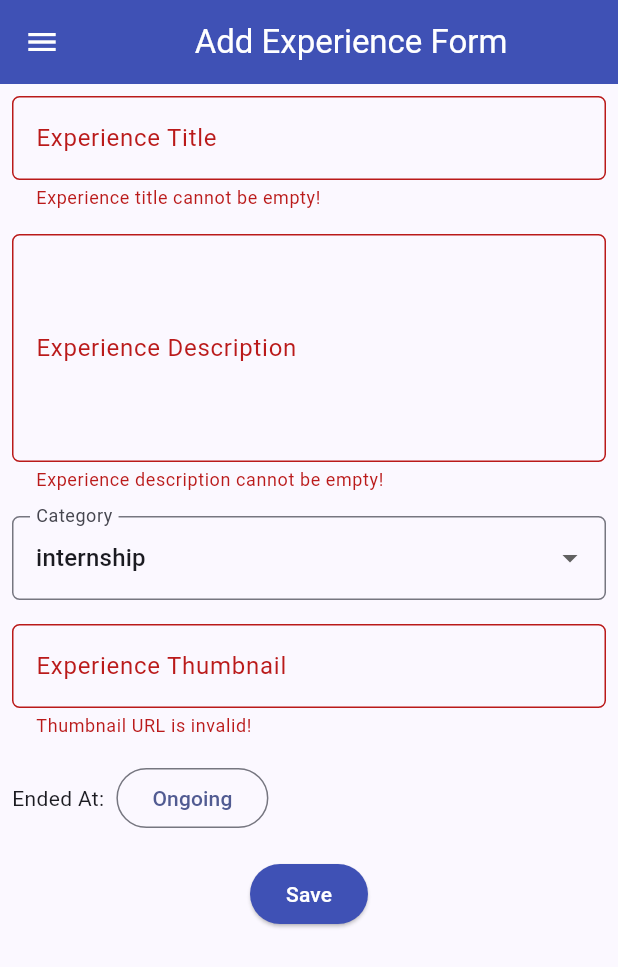
After one commit to ziad-ayyash/myportofolio_mobile, a Flutter app: the ExperienceFormPage screen opened directly, after a tap on "Save", on a phone screen of 412 x 824 dp. The commit adds this screen. Shown: the top 967 px of the screen. Run offline on Flutter 3.47's test engine with Material 3 defaults, Android fonts, the phone set to English and light mode, and no system bars; our stand-ins replace material_ui.

Commit message:
feat(tugas-8): implemented experience form

```diff
--- /dev/null
+++ b/lib/screens/experience_form.dart
@@ -0,0 +1,238 @@
+import 'package:material_ui/material_ui.dart';
+import 'package:myportofolio_mobile/widgets/left_drawer.dart';
+
+class ExperienceFormPage extends StatefulWidget {
+  const ExperienceFormPage({super.key});
+
+  @override
+  State<ExperienceFormPage> createState() => _ExperienceFormPageState();
+}
+
+class _ExperienceFormPageState extends State<ExperienceFormPage> {
+  final _formKey = GlobalKey<FormState>();
+
+  String _title = "";
+  String _description = "";
+  String _category = "internship";
+  String _thumbnail = "";
+  DateTime? _endedAt;
+
+  final List<String> _categories = [
+    'internship',
+    'research',
+    'volunteer',
+    'part-time',
+    'full-time',
+    'freelance',
+  ];
+
+  bool isValidURL(String? url) {
+    return Uri.parse(url ?? '').isAbsolute;
+  }
+
+  Future<void> _selectDate() async {
+    final DateTime? pickedDate = await showDatePicker(
+      context: context,
+      initialDate: _endedAt ?? DateTime.now(),
+      firstDate: DateTime(2007),
+      lastDate: DateTime.now(),
+    );
+
+    setState(() {
+      _endedAt = pickedDate;
+    });
+  }
+
+  @override
+  Widget build(BuildContext context) {
+    return Scaffold(
+      appBar: AppBar(
+        title: const Center(child: Text('Add Experience Form')),
+        backgroundColor: Colors.indigo,
+        foregroundColor: Colors.white,
+      ),
+      drawer: const LeftDrawer(),
+      body: Form(
+        key: _formKey,
+        child: SingleChildScrollView(
+          child: Column(
+            crossAxisAlignment: CrossAxisAlignment.start,
+            children: [
+              // === Experience Title ===
+              Padding(
+                padding: const EdgeInsets.all(8.0),
+                child: TextFormField(
+                  decoration: InputDecoration(
+                    hintText: "Experience Title",
+                    labelText: "Experience Title",
+                    border: OutlineInputBorder(
+                      borderRadius: BorderRadius.circular(5.0),
+                    ),
+                  ),
+                  onChanged: (String? value) {
+                    setState(() {
+                      _title = value!;
+                    });
+                  },
+                  validator: (String? value) {
+                    if (value == null || value.trim().isEmpty) {
+                      return "Experience title cannot be empty!";
+                    }
+                    return null;
+                  },
+                ),
+              ),
+
+              // === Description ===
+              Padding(
+                padding: const EdgeInsets.all(8.0),
+                child: TextFormField(
+                  maxLines: 5,
+                  decoration: InputDecoration(
+                    hintText: "Experience Description",
+                    labelText: "Experience Description",
+                    border: OutlineInputBorder(
+                      borderRadius: BorderRadius.circular(5.0),
+                    ),
+                  ),
+                  onChanged: (String? value) {
+                    setState(() {
+                      _description = value!;
+                    });
+                  },
+                  validator: (String? value) {
+                    if (value == null || value.trim().isEmpty) {
+                      return "Experience description cannot be empty!";
+                    }
+                    return null;
+                  },
+                ),
+              ),
+
+              // == Category ===
+              Padding(
+                padding: const EdgeInsets.all(8.0),
+                child: DropdownButtonFormField<String>(
+                  decoration: InputDecoration(
+                    labelText: "Category",
+                    border: OutlineInputBorder(
+                      borderRadius: BorderRadius.circular(5.0),
+                    ),
+                  ),
+                  initialValue: _category,
+                  items: _categories
+                      .map(
+                        (status) => DropdownMenuItem(
+                          value: status,
+                          child: Text(status),
+                        ),
+                      )
+                      .toList(),
+                  onChanged: (String? newValue) {
+                    setState(() {
+                      _category = newValue!;
+                    });
+                  },
+                ),
+              ),
+
+              // === Thumbnail ===
+              Padding(
+                padding: const EdgeInsets.all(8.0),
+                child: TextFormField(
+                  decoration: InputDecoration(
+                    hintText: "Thumbnail image URL (Optional)",
+                    labelText: "Experience Thumbnail",
+                    border: OutlineInputBorder(
+                      borderRadius: BorderRadius.circular(5.0),
+                    ),
+                  ),
+                  onChanged: (String? value) {
+                    setState(() {
+                      _thumbnail = value!;
+                    });
+                  },
+                  validator: (String? value) {
+                    if (!isValidURL(value)) {
+                      return "Thumbnail URL is invalid!";
+                    }
+                    return null;
+                  },
+                ),
+              ),
+
+              // === Ended at ===
+              Padding(
+                padding: const EdgeInsets.all(8.0),
+                child: Row(
+                  spacing: 8.0,
+                  children: [
+                    Text('Ended At:'),
+                    OutlinedButton(
+                      onPressed: _selectDate,
+                      child: Text(
+                        _endedAt != null
+                            ? '${_endedAt!.day}/${_endedAt!.month}/${_endedAt!.year}'
+                            : 'Ongoing',
+                      ),
+                    ),
+                  ],
+                ),
+              ),
+
+              // === Tombol Simpan ===
+              Align(
+                alignment: Alignment.bottomCenter,
+                child: Padding(
+                  padding: const EdgeInsets.all(8.0),
+                  child: ElevatedButton(
+                    style: ButtonStyle(
+                      backgroundColor: WidgetStateProperty.all(Colors.indigo),
+                    ),
+                    onPressed: () {
+                      if (_formKey.currentState!.validate()) {
+                        showDialog(
+                          context: context,
+                          builder: (context) {
+                            return AlertDialog(
+                              title: const Text('Pengalaman berhasil ditambahkan!'),
+                              content: SingleChildScrollView(
+                                child: Column(
+                                  crossAxisAlignment: CrossAxisAlignment.start,
+                                  children: [
+                                    Text('Experience title: $_title'),
+                                    Text('Description: $_description'),
+                                    Text('Category: $_category'),
+                                    Text('Thumbnail: $_thumbnail'),
+                                    Text('Ended At: $_endedAt'),
+                                  ],
+                                ),
+                              ),
+                              actions: [
+                                TextButton(
+                                  child: const Text('OK'),
+                                  onPressed: () {
+                                    Navigator.pop(context);
+                                    _formKey.currentState!.reset();
+                                  },
+                                ),
+                              ],
+                            );
+                          },
+                        );
+                      }
+                    },
+                    child: const Text(
+                      "Save",
+                      style: TextStyle(color: Colors.white),
+                    ),
+                  ),
+                ),
+              ),
+            ],
+          ),
+        ),
+      ),
+    );
+  }
+}
--- a/lib/screens/menu.dart
+++ b/lib/screens/menu.dart
@@ -1,4 +1,5 @@
 import 'package:material_ui/material_ui.dart';
+import 'package:myportofolio_mobile/screens/experience_form.dart';
 import 'package:myportofolio_mobile/widgets/project_card.dart';
 import 'package:myportofolio_mobile/screens/project_form.dart';
 import 'package:myportofolio_mobile/widgets/left_drawer.dart';
@@ -13,6 +14,7 @@ class MyHomePage extends StatelessWidget {
   final List<ItemHomepage> items = [
     ItemHomepage("Lihat Proyek", Icons.folder, Colors.blueAccent),
     ItemHomepage("Tambah Proyek", Icons.add_circle, Colors.deepPurple, (ctx) => ProjectFormPage()),
+    ItemHomepage("Tambah Pengalaman", Icons.add_circle, Colors.green, (ctx) => ExperienceFormPage()),
     ItemHomepage("Logout", Icons.logout, Colors.redAccent),
   ];
 
--- a/lib/widgets/left_drawer.dart
+++ b/lib/widgets/left_drawer.dart
@@ -1,4 +1,5 @@
 import 'package:material_ui/material_ui.dart';
+import 'package:myportofolio_mobile/screens/experience_form.dart';
 import 'package:myportofolio_mobile/screens/menu.dart';
 import 'package:myportofolio_mobile/screens/project_form.dart';
 
@@ -53,6 +54,17 @@ class LeftDrawer extends StatelessWidget {
               );
             },
           ),
+          ListTile(
+            leading: const Icon(Icons.add_circle_outline),
+            title: const Text('Add Experience'),
+            // Navigasi ke halaman tambah pengalaman
+            onTap: () {
+              Navigator.push(
+                context,
+                MaterialPageRoute(builder: (context) => ExperienceFormPage()),
+              );
+            },
+          ),
         ],
       ),
     );
```
